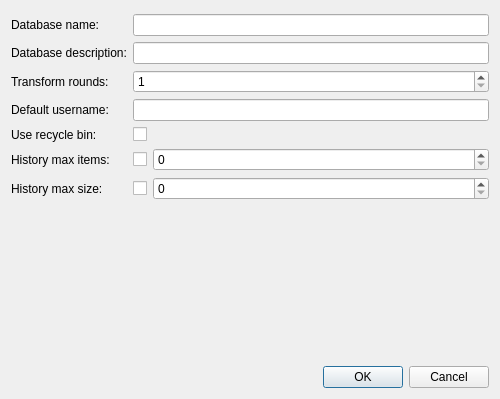
Qt form src/gui/DatabaseSettingsWidget.ui (danilovsergei/keepassx-gdrive) before a commit.
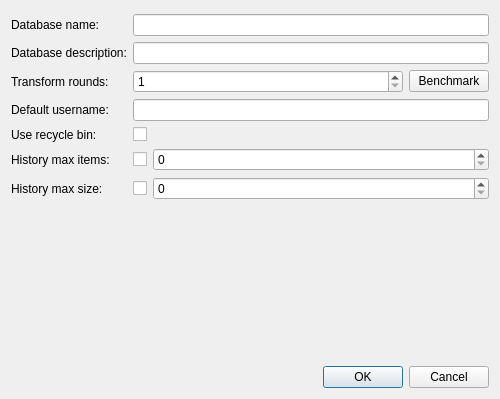
The same form after that commit.

Commit message: Add transform round benchmark button to DatabaseWidget.

What changed in the file:
```diff
--- a/src/gui/DatabaseSettingsWidget.ui
+++ b/src/gui/DatabaseSettingsWidget.ui
@@ -59,22 +59,6 @@
        </property>
       </widget>
      </item>
-     <item row="3" column="1">
-      <widget class="QSpinBox" name="transformRoundsSpinBox">
-       <property name="sizePolicy">
-        <sizepolicy hsizetype="Expanding" vsizetype="Fixed">
-         <horstretch>0</horstretch>
-         <verstretch>0</verstretch>
-        </sizepolicy>
-       </property>
-       <property name="minimum">
-        <number>1</number>
-       </property>
-       <property name="maximum">
-        <number>1000000000</number>
-       </property>
-      </widget>
-     </item>
      <item row="4" column="0">
       <widget class="QLabel" name="defaultUsernameLabel">
        <property name="text">
@@ -161,6 +145,33 @@
        </item>
       </layout>
      </item>
+     <item row="3" column="1">
+      <layout class="QHBoxLayout" name="horizontalLayout_3">
+       <item>
+        <widget class="QSpinBox" name="transformRoundsSpinBox">
+         <property name="sizePolicy">
+          <sizepolicy hsizetype="Expanding" vsizetype="Fixed">
+           <horstretch>0</horstretch>
+           <verstretch>0</verstretch>
+          </sizepolicy>
+         </property>
+         <property name="minimum">
+          <number>1</number>
+         </property>
+         <property name="maximum">
+          <number>1000000000</number>
+         </property>
+        </widget>
+       </item>
+       <item>
+        <widget class="QPushButton" name="transformBenchmarkButton">
+         <property name="text">
+          <string>Benchmark</string>
+         </property>
+        </widget>
+       </item>
+      </layout>
+     </item>
     </layout>
    </item>
    <item>
```
Left out of the diff: 1 changed line with no effect on the pictures. The commit also changes 2 other files.
